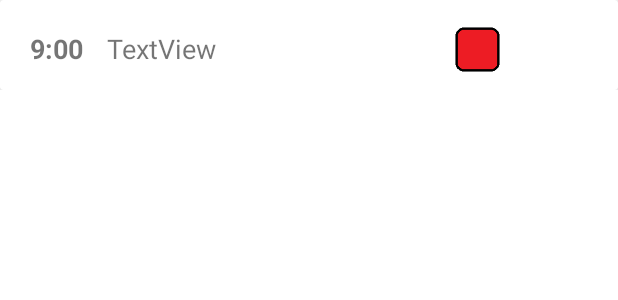
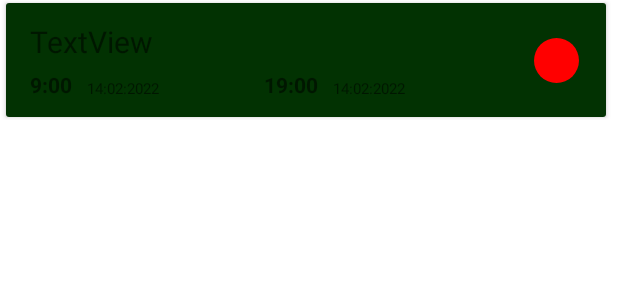
Before and after one commit to Henipiter/Kalendarz, an Android app: the layout my_row.xml on its own in the app's theme, with its tools: preview values and no code run, on a phone screen of 412 x 824 dp. Shown: the top 300 px of the screen. Run offline under Robolectric (Android 15) with nearby library versions, the light colour scheme and no system bars.

Commit message:
edit appearance

```diff
--- a/app/src/main/java/com/example/kaledarz/MainActivity.kt
+++ b/app/src/main/java/com/example/kaledarz/MainActivity.kt
@@ -23,8 +23,6 @@ class MainActivity : AppCompatActivity() {
     private lateinit var notificationHelper: NotificationHelper
     private var chooseDate = "2020-01-01"
     private var noteList: ArrayList<Note> = ArrayList()
-
-    private val CHANNEL_ID = "dupa"
 
     private lateinit var customAdapter: CustomAdapter
 
--- /dev/null
+++ b/app/src/main/res/drawable/done_image.xml
@@ -0,0 +1,5 @@
+<?xml version="1.0" encoding="utf-8"?>
+<shape xmlns:android="http://schemas.android.com/apk/res/android">
+    <solid android:color="#00FF00" />
+    <corners android:radius="50dp" />
+</shape>
--- /dev/null
+++ b/app/src/main/res/drawable/future_image.xml
@@ -0,0 +1,5 @@
+<?xml version="1.0" encoding="utf-8"?>
+<shape xmlns:android="http://schemas.android.com/apk/res/android">
+    <solid android:color="#0E93FA" />
+    <corners android:radius="50dp" />
+</shape>
--- /dev/null
+++ b/app/src/main/res/drawable/late_image.xml
@@ -0,0 +1,5 @@
+<?xml version="1.0" encoding="utf-8"?>
+<shape xmlns:android="http://schemas.android.com/apk/res/android">
+    <solid android:color="#FF0000" />
+    <corners android:radius="50dp" />
+</shape>
--- /dev/null
+++ b/app/src/main/res/drawable/undone_image.xml
@@ -0,0 +1,5 @@
+<?xml version="1.0" encoding="utf-8"?>
+<shape xmlns:android="http://schemas.android.com/apk/res/android">
+    <solid android:color="#FFFF00" />
+    <corners android:radius="50dp" />
+</shape>
--- a/app/src/main/res/layout/my_row.xml
+++ b/app/src/main/res/layout/my_row.xml
@@ -3,60 +3,98 @@
     xmlns:app="http://schemas.android.com/apk/res-auto"
     xmlns:tools="http://schemas.android.com/tools"
     android:layout_width="match_parent"
-    android:layout_height="60dp">
+    android:layout_height="80dp">
 
     <LinearLayout
         android:layout_width="match_parent"
-        android:layout_height="60dp"
+        android:layout_height="match_parent"
         android:orientation="vertical"
         app:layout_constraintTop_toTopOf="parent"
         tools:layout_editor_absoluteX="16dp">
 
         <androidx.cardview.widget.CardView
             android:layout_width="match_parent"
-            android:layout_height="wrap_content"
-            android:layout_marginTop="0dp"
-            android:layout_marginBottom="0dp">
+            android:layout_height="match_parent"
+            android:layout_marginBottom="2dp"
+            android:layout_marginTop="2dp"
+            android:layout_marginEnd="8dp"
+            android:layout_marginStart="4dp">
+
 
             <androidx.constraintlayout.widget.ConstraintLayout
                 android:id="@+id/mainLayout"
                 android:layout_width="match_parent"
-                android:layout_height="wrap_content"
+                android:layout_height="match_parent"
+                android:background="@color/green_700"
                 android:padding="12dp">
 
                 <TextView
-                    android:id="@+id/time_1"
+                    android:id="@+id/time_end"
                     android:layout_width="wrap_content"
                     android:layout_height="wrap_content"
-                    android:layout_marginStart="8dp"
-                    android:layout_marginTop="8dp"
-                    android:text="9:00"
-                    android:textSize="18sp"
+                    android:layout_marginStart="160dp"
+                    android:layout_marginBottom="0dp"
+                    android:text="19:00"
+                    android:textSize="14sp"
                     android:textStyle="bold"
                     app:layout_constraintStart_toStartOf="parent"
-                    app:layout_constraintTop_toTopOf="parent" />
+                    app:layout_constraintBottom_toBottomOf="parent" />
+
+                <TextView
+                    android:id="@+id/date_end"
+                    android:layout_width="wrap_content"
+                    android:layout_height="wrap_content"
+                    android:layout_marginStart="10dp"
+                    android:layout_marginBottom="0dp"
+                    android:text="14:02:2022"
+                    android:textSize="10sp"
+                    app:layout_constraintStart_toEndOf="@+id/time_end"
+                    app:layout_constraintBottom_toBottomOf="parent" />
+
+                <TextView
+                    android:id="@+id/time_start"
+                    android:layout_width="wrap_content"
+                    android:layout_height="wrap_content"
+                    android:layout_marginStart="4dp"
+                    android:layout_marginBottom="0dp"
+                    android:text="9:00"
+                    android:textSize="14sp"
+                    android:textStyle="bold"
+                    app:layout_constraintStart_toStartOf="parent"
+                    app:layout_constraintBottom_toBottomOf="parent" />
+
+                <TextView
+                    android:id="@+id/date_start"
+                    android:layout_width="wrap_content"
+                    android:layout_height="wrap_content"
+                    android:layout_marginStart="10dp"
+                    android:layout_marginBottom="0dp"
+                    android:text="14:02:2022"
+                    android:textSize="10sp"
+                    app:layout_constraintStart_toEndOf="@+id/time_start"
+                    app:layout_constraintBottom_toBottomOf="parent" />
 
                 <TextView
                     android:id="@+id/content_1"
+                    android:layout_width="300dp"
                     android:layout_height="wrap_content"
-                    android:layout_marginStart="16dp"
-                    android:layout_marginTop="8dp"
+                    android:layout_marginTop="0dp"
+                    android:layout_marginStart="4dp"
                     android:text="TextView"
-                    android:layout_width="200dp"
-                    android:textSize="18sp"
+                    android:textSize="20sp"
                     app:layout_constraintHorizontal_bias="0.0"
-                    app:layout_constraintStart_toEndOf="@+id/time_1"
+                    app:layout_constraintStart_toStartOf="parent"
                     app:layout_constraintTop_toTopOf="parent" />
 
                 <ImageView
                     android:id="@+id/imageDone"
                     android:layout_width="30dp"
                     android:layout_height="30dp"
-                    android:layout_marginStart="32dp"
-                    android:layout_marginTop="6dp"
-                    app:layout_constraintStart_toEndOf="@+id/content_1"
+                    android:layout_marginEnd="6dp"
+                    app:layout_constraintEnd_toEndOf="parent"
+                    app:layout_constraintBottom_toBottomOf="parent"
                     app:layout_constraintTop_toTopOf="parent"
-                    app:srcCompat="@drawable/undone" />
+                    app:srcCompat="@drawable/late_image" />
 
 
             </androidx.constraintlayout.widget.ConstraintLayout>
--- a/app/src/main/res/values-night/themes.xml
+++ b/app/src/main/res/values-night/themes.xml
@@ -2,12 +2,11 @@
     <!-- Base application theme. -->
     <style name="Theme.Kaledarz" parent="Theme.MaterialComponents.DayNight.DarkActionBar">
         <!-- Primary brand color. -->
-        <item name="colorPrimary">@color/purple_200</item>
-        <item name="colorPrimaryVariant">@color/purple_700</item>
+        <item name="colorPrimary">@color/green_200</item>
+        <item name="colorPrimaryVariant">@color/green_700</item>
         <item name="colorOnPrimary">@color/black</item>
         <!-- Secondary brand color. -->
-        <item name="colorSecondary">@color/teal_200</item>
-        <item name="colorSecondaryVariant">@color/teal_200</item>
+        <item name="colorSecondary">@color/green_250</item>
         <item name="colorOnSecondary">@color/black</item>
         <!-- Status bar color. -->
         <item name="android:statusBarColor" tools:targetApi="l">?attr/colorPrimaryVariant</item>
--- a/app/src/main/res/values/colors.xml
+++ b/app/src/main/res/values/colors.xml
@@ -1,10 +1,10 @@
 <?xml version="1.0" encoding="utf-8"?>
 <resources>
-    <color name="purple_200">#FFBB86FC</color>
-    <color name="purple_500">#FF6200EE</color>
-    <color name="purple_700">#FF3700B3</color>
-    <color name="teal_200">#FF03DAC5</color>
-    <color name="teal_700">#FF018786</color>
+    <color name="green_200">#0FB104</color>
+    <color name="green_500">#0A8306</color>
+    <color name="green_700">#023202</color>
+    <color name="green_250">#0B9C01</color>
+    <color name="teal_700">#267A20</color>
     <color name="black">#FF000000</color>
     <color name="white">#FFFFFFFF</color>
 </resources>
--- a/app/src/main/res/values/themes.xml
+++ b/app/src/main/res/values/themes.xml
@@ -2,12 +2,11 @@
     <!-- Base application theme. -->
     <style name="Theme.Kaledarz" parent="Theme.MaterialComponents.DayNight.DarkActionBar">
         <!-- Primary brand color. -->
-        <item name="colorPrimary">@color/purple_500</item>
-        <item name="colorPrimaryVariant">@color/purple_700</item>
+        <item name="colorPrimary">@color/green_500</item>
+        <item name="colorPrimaryVariant">@color/green_700</item>
         <item name="colorOnPrimary">@color/white</item>
         <!-- Secondary brand color. -->
-        <item name="colorSecondary">@color/teal_200</item>
-        <item name="colorSecondaryVariant">@color/teal_700</item>
+        <item name="colorSecondary">@color/green_250</item>
         <item name="colorOnSecondary">@color/black</item>
         <!-- Status bar color. -->
         <item name="android:statusBarColor" tools:targetApi="l">?attr/colorPrimaryVariant</item>
```
Also changed, not shown: app/src/main/java/com/example/kaledarz/CustomAdapter.kt (+42 -11 lines), app/src/main/res/layout/activity_main.xml (+5 -6 lines), app/src/main/res/drawable/done.png (deleted), app/src/main/res/drawable/undone.png (deleted).
